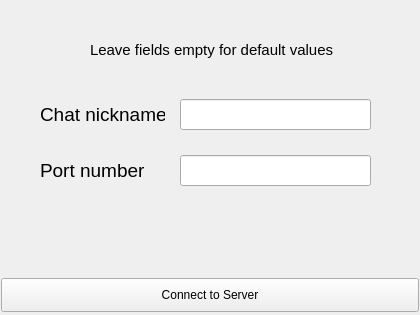
First picture: the form in ui_files/clientSetup.ui, repository mandrelbrotset/same-network-group-chat, before the edit.
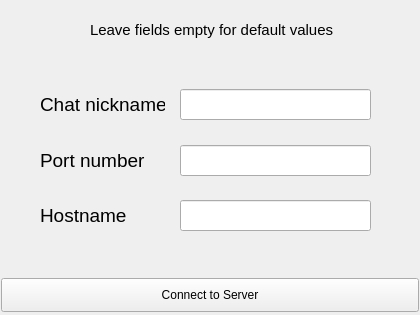
Second picture: the form after the edit.

Commit message: implemented the setup widget used for configuration in the client app

What changed in the file:
```diff
--- a/ui_files/clientSetup.ui
+++ b/ui_files/clientSetup.ui
@@ -42,7 +42,7 @@
    <property name="geometry">
     <rect>
      <x>90</x>
-     <y>40</y>
+     <y>20</y>
      <width>251</width>
      <height>20</height>
     </rect>
@@ -60,7 +60,7 @@
    <property name="geometry">
     <rect>
      <x>40</x>
-     <y>99</y>
+     <y>89</y>
      <width>125</width>
      <height>31</height>
     </rect>
@@ -78,7 +78,7 @@
    <property name="geometry">
     <rect>
      <x>40</x>
-     <y>155</y>
+     <y>145</y>
      <width>125</width>
      <height>31</height>
     </rect>
@@ -96,7 +96,7 @@
    <property name="geometry">
     <rect>
      <x>180</x>
-     <y>99</y>
+     <y>89</y>
      <width>191</width>
      <height>31</height>
     </rect>
@@ -111,7 +111,7 @@
    <property name="geometry">
     <rect>
      <x>180</x>
-     <y>155</y>
+     <y>145</y>
      <width>191</width>
      <height>31</height>
     </rect>
@@ -125,6 +125,45 @@
     <set>Qt::ImhDigitsOnly</set>
    </property>
   </widget>
+  <widget class="QLineEdit" name="hostnameField">
+   <property name="geometry">
+    <rect>
+     <x>180</x>
+     <y>200</y>
+     <width>191</width>
+     <height>31</height>
+    </rect>
+   </property>
+   <property name="font">
+    <font>
+     <pointsize>12</pointsize>
+    </font>
+   </property>
+   <property name="inputMethodHints">
+    <set>Qt::ImhNone</set>
+   </property>
+   <property name="text">
+    <string/>
+   </property>
+  </widget>
+  <widget class="QLabel" name="lblHostname">
+   <property name="geometry">
+    <rect>
+     <x>40</x>
+     <y>200</y>
+     <width>125</width>
+     <height>31</height>
+    </rect>
+   </property>
+   <property name="font">
+    <font>
+     <pointsize>14</pointsize>
+    </font>
+   </property>
+   <property name="text">
+    <string>Hostname</string>
+   </property>
+  </widget>
  </widget>
  <resources/>
  <connections/>
```
Left out of the diff: 6 changed lines with no effect on the pictures. The commit also changes 6 other files.
